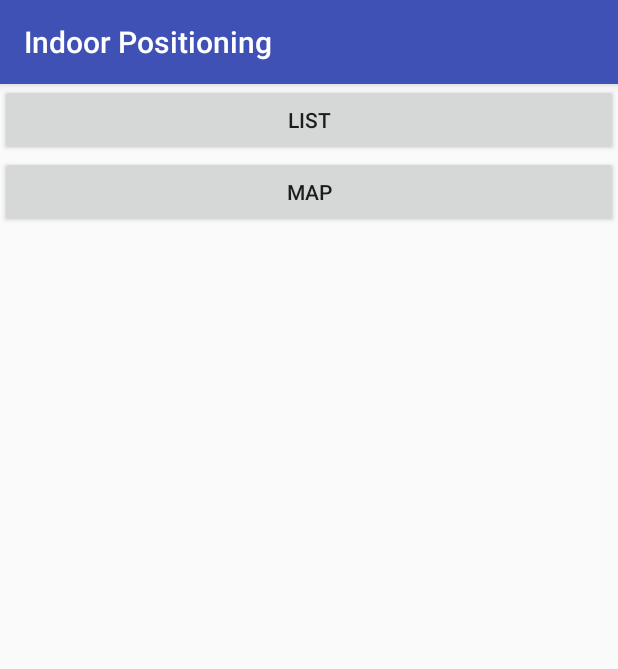
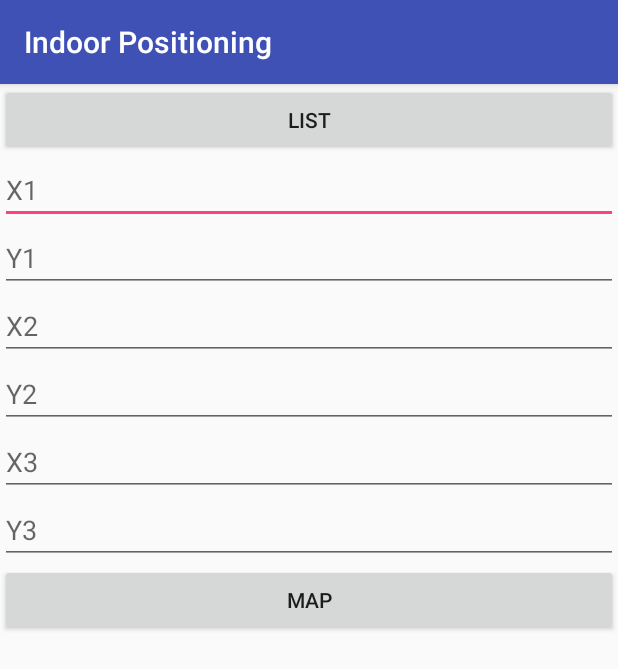
Before and after one commit to fikrirazzaq/IndoorPositioning, an Android app: the screen it shows after launch (DashboardActivity), on a phone screen of 412 x 824 dp. Shown: the top 669 px of the screen. Run offline under Robolectric (Android 15) with nearby library versions, the phone set to English and light mode, and no system bars.

Commit message:
Update positioning.

```diff
--- a/app/src/main/java/com/juvetic/rssi/ui/ApAdapter.java
+++ b/app/src/main/java/com/juvetic/rssi/ui/ApAdapter.java
@@ -1,5 +1,6 @@
 package com.juvetic.rssi.ui;
 
+import android.content.Context;
 import android.support.annotation.NonNull;
 import android.support.v7.widget.RecyclerView;
 import android.view.LayoutInflater;
@@ -7,6 +8,7 @@ import android.view.View;
 import android.view.ViewGroup;
 import android.widget.ImageView;
 import android.widget.TextView;
+import android.widget.Toast;
 
 import com.juvetic.rssi.R;
 import com.juvetic.rssi.model.AccessPoint;
--- a/app/src/main/java/com/juvetic/rssi/ui/DashboardActivity.java
+++ b/app/src/main/java/com/juvetic/rssi/ui/DashboardActivity.java
@@ -6,11 +6,14 @@ import android.os.Bundle;
 import android.view.View;
 import android.view.View.OnClickListener;
 import android.widget.Button;
+import android.widget.EditText;
+
 import com.juvetic.rssi.R;
 
 public class DashboardActivity extends AppCompatActivity {
 
     Button list, map;
+    EditText x1, y1, x2, y2, x3, y3;
 
     @Override
     protected void onCreate(Bundle savedInstanceState) {
@@ -19,11 +22,18 @@ public class DashboardActivity extends AppCompatActivity {
 
         list = findViewById(R.id.btn_list);
         map = findViewById(R.id.btn_map);
+        x1 = findViewById(R.id.tx_x1);
+        y1 = findViewById(R.id.tx_y1);
+        x2 = findViewById(R.id.tx_x2);
+        y2 = findViewById(R.id.tx_y2);
+        x3 = findViewById(R.id.tx_x3);
+        y3 = findViewById(R.id.tx_y3);
 
         list.setOnClickListener(new OnClickListener() {
             @Override
             public void onClick(final View v) {
                 Intent intent = new Intent(DashboardActivity.this, MainActivity.class);
+
                 startActivity(intent);
             }
         });
@@ -32,6 +42,12 @@ public class DashboardActivity extends AppCompatActivity {
             @Override
             public void onClick(final View v) {
                 Intent intent = new Intent(DashboardActivity.this, LocationOverlayActivity.class);
+                intent.putExtra("x1", x1.getText().toString());
+                intent.putExtra("y1", y1.getText().toString());
+                intent.putExtra("x2", x2.getText().toString());
+                intent.putExtra("y2", y2.getText().toString());
+                intent.putExtra("x3", x3.getText().toString());
+                intent.putExtra("y3", y3.getText().toString());
                 startActivity(intent);
             }
         });
--- a/app/src/main/java/com/juvetic/rssi/util/Formula.java
+++ b/app/src/main/java/com/juvetic/rssi/util/Formula.java
@@ -13,9 +13,9 @@ public class Formula {
     }
 
     public static List<Double> koordinat(
-            float x1, float y1, float d1,
-            float x2, float y2, float d2,
-            float x3, float y3, float d3) {
+            double x1, double y1, double d1,
+            double x2, double y2, double d2,
+            double x3, double y3, double d3) {
         double A = Math.pow(x1,2) + Math.pow(y1,2) - Math.pow(d1,2);
         double B = Math.pow(x2,2) + Math.pow(y2,2) - Math.pow(d2,2);
         double C = Math.pow(x3,2) + Math.pow(y3,2) - Math.pow(d3,2);
--- a/app/src/main/res/layout/activity_dashboard.xml
+++ b/app/src/main/res/layout/activity_dashboard.xml
@@ -11,12 +11,49 @@
         android:id="@+id/btn_list"
         android:layout_width="match_parent"
         android:layout_height="wrap_content"
-        android:text="List"/>
+        android:text="List" />
+
+    <EditText
+        android:id="@+id/tx_x1"
+        android:layout_width="match_parent"
+        android:layout_height="wrap_content"
+        android:hint="X1" />
+
+    <EditText
+        android:id="@+id/tx_y1"
+        android:layout_width="match_parent"
+        android:layout_height="wrap_content"
+        android:hint="Y1" />
+
+    <EditText
+        android:id="@+id/tx_x2"
+        android:layout_width="match_parent"
+        android:layout_height="wrap_content"
+        android:hint="X2" />
+
+    <EditText
+        android:id="@+id/tx_y2"
+        android:layout_width="match_parent"
+        android:layout_height="wrap_content"
+        android:hint="Y2" />
+
+    <EditText
+        android:id="@+id/tx_x3"
+        android:layout_width="match_parent"
+        android:layout_height="wrap_content"
+        android:hint="X3" />
+
+    <EditText
+        android:id="@+id/tx_y3"
+        android:layout_width="match_parent"
+        android:layout_height="wrap_content"
+        android:hint="Y3" />
 
     <Button
         android:id="@+id/btn_map"
         android:layout_width="match_parent"
         android:layout_height="wrap_content"
-        android:text="Map"/>
+        android:text="Map" />
+
 
 </LinearLayout>
```
Also changed, not shown: app/src/main/java/com/juvetic/rssi/ui/LocationOverlayActivity.java (+28 -11 lines), app/src/main/java/com/juvetic/rssi/ui/MainActivity.java (+4 -3 lines), app/src/main/res/layout-v21/list_item_rssi.xml (+17 -1 lines).
